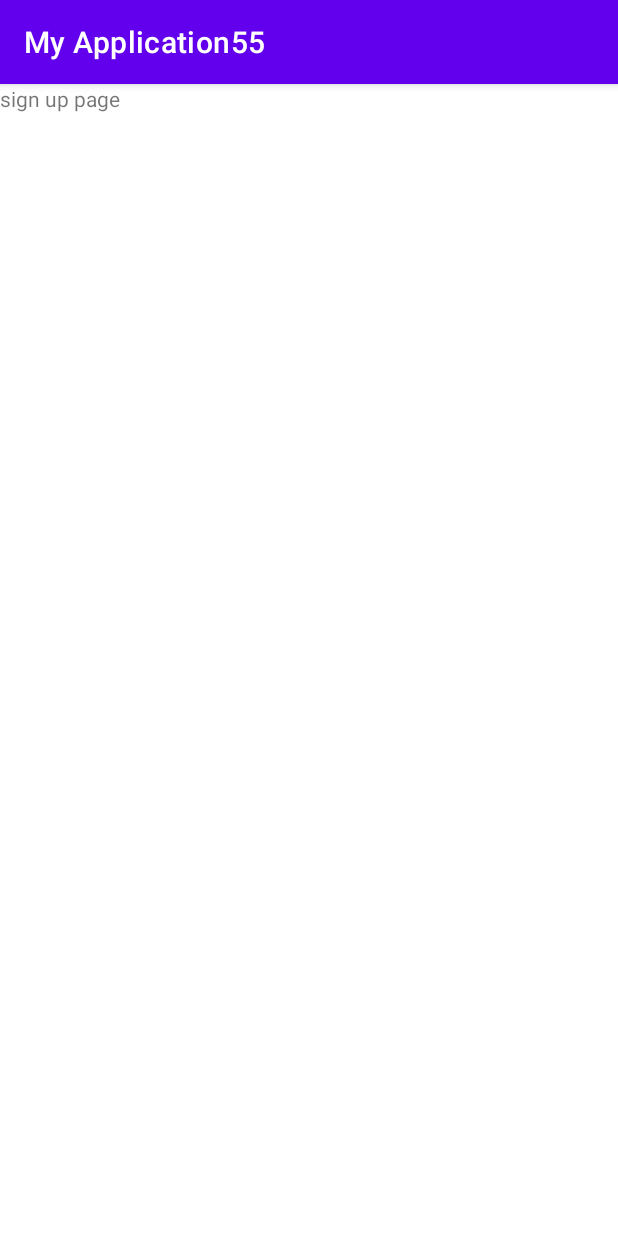
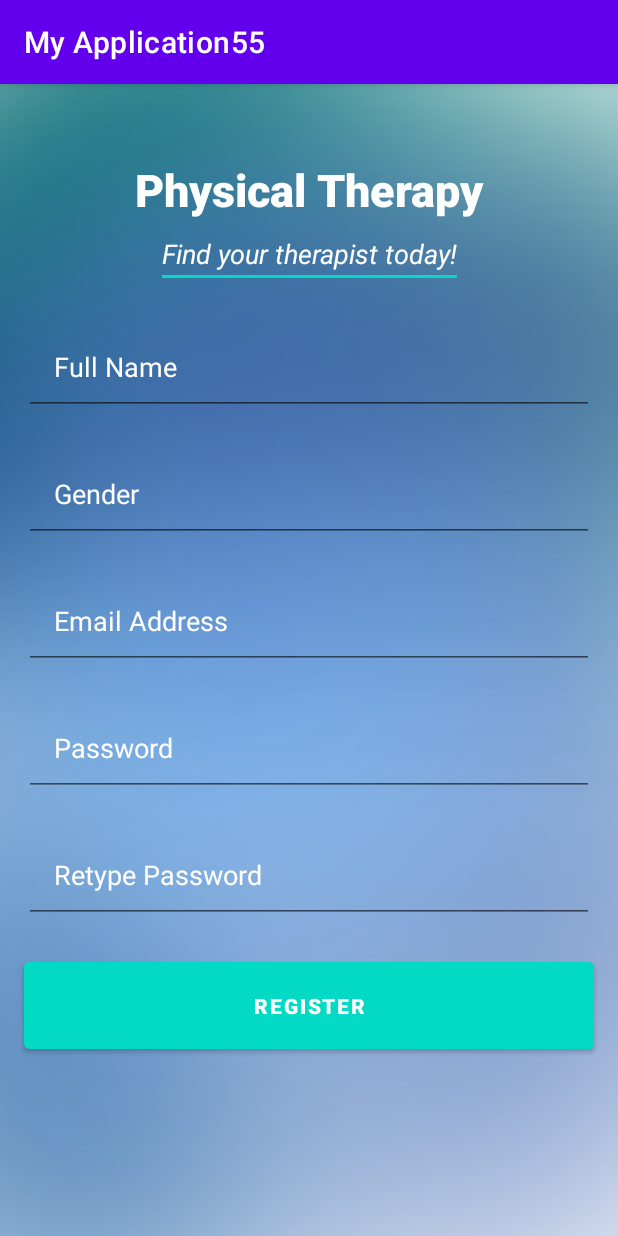
Before and after one commit to Echo9erlogos/Senior-Project-app, an Android app: the SignUpPage screen opened directly, with no data from a screen before it, on a phone screen of 412 x 824 dp. Run offline under Robolectric (Android 15) with nearby library versions, the phone set to English and light mode, and no system bars.

Commit message:
moved register
register moved to the correct file path and now links to the rest to the app

```diff
--- a/MyApplication55/app/src/main/java/com/example/myapplication55/SignUpPage.java
+++ b/MyApplication55/app/src/main/java/com/example/myapplication55/SignUpPage.java
@@ -8,6 +8,6 @@ public class SignUpPage extends AppCompatActivity {
     @Override
     protected void onCreate(Bundle savedInstanceState) {
         super.onCreate(savedInstanceState);
-        setContentView(R.layout.activity_sign_up_page);
+        setContentView(R.layout.activity_register);
     }
 }
--- /dev/null
+++ b/MyApplication55/app/src/main/res/layout/activity_register.xml
@@ -0,0 +1,137 @@
+<?xml version="1.0" encoding="utf-8"?>
+<androidx.constraintlayout.widget.ConstraintLayout xmlns:android="http://schemas.android.com/apk/res/android"
+    xmlns:app="http://schemas.android.com/apk/res-auto"
+    xmlns:tools="http://schemas.android.com/tools"
+    android:layout_width="match_parent"
+    android:layout_height="match_parent"
+    android:background="@drawable/background"
+    tools:context=".Register">
+    <TextView
+        android:id="@+id/banner"
+        android:layout_width="match_parent"
+        android:layout_height="wrap_content"
+        android:text="Physical Therapy"
+        android:textSize="30sp"
+        android:textStyle="bold"
+        android:textColor="@color/white"
+        android:gravity="center"
+        android:fontFamily="sans-serif-black"
+        app:layout_constraintTop_toTopOf="parent"
+        app:layout_constraintRight_toRightOf="parent"
+        app:layout_constraintRight_toLeftOf="parent"
+        android:layout_marginTop="50dp"
+        />
+
+    <EditText
+        android:id="@+id/bannerDescription"
+        android:layout_width="wrap_content"
+        android:layout_height="wrap_content"
+        android:text="Find your therapist today!"
+        android:textAlignment="center"
+        android:textColor="@color/white"
+        android:textSize="18sp"
+        android:textStyle="italic"
+        app:layout_constraintTop_toBottomOf="@+id/banner"
+        app:layout_constraintRight_toRightOf="parent"
+        app:layout_constraintLeft_toLeftOf="parent"
+        />
+
+    <EditText
+        android:id="@+id/fullname"
+        android:layout_height="wrap_content"
+        android:layout_width="380dp"
+        android:layout_marginTop="20dp"
+        android:ems="10"
+        android:hint="Full Name"
+        android:drawablePadding="20dp"
+        android:padding="20dp"
+        android:textColor="@color/white"
+        android:textColorHint="@color/white"
+        app:layout_constraintLeft_toLeftOf="parent"
+        app:layout_constraintRight_toRightOf="parent"
+        app:layout_constraintTop_toBottomOf="@+id/bannerDescription"
+        />
+    <EditText
+        android:id="@+id/gender"
+        android:layout_height="wrap_content"
+        android:layout_width="380dp"
+        android:layout_marginTop="20dp"
+        android:ems="10"
+        android:hint="Gender"
+        android:drawablePadding="20dp"
+        android:padding="20dp"
+        android:textColor="@color/white"
+        android:textColorHint="@color/white"
+        app:layout_constraintLeft_toLeftOf="parent"
+        app:layout_constraintRight_toRightOf="parent"
+        app:layout_constraintTop_toBottomOf="@+id/fullname"
+        />
+    <EditText
+        android:id="@+id/email"
+        android:layout_height="wrap_content"
+        android:layout_width="380dp"
+        android:layout_marginTop="20dp"
+        android:ems="10"
+        android:hint="Email Address"
+        android:drawablePadding="20dp"
+        android:padding="20dp"
+        android:textColor="@color/white"
+        android:textColorHint="@color/white"
+        app:layout_constraintLeft_toLeftOf="parent"
+        app:layout_constraintRight_toRightOf="parent"
+        app:layout_constraintTop_toBottomOf="@+id/gender"
+        />
+
+    <EditText
+        android:id="@+id/password"
+        android:layout_width="380dp"
+        android:layout_height="wrap_content"
+        android:ems="10"
+        android:inputType="textPassword"
+        android:hint="Password"
+        android:layout_margin="20dp"
+        android:padding="20dp"
+        android:drawablePadding="20dp"
+        android:textColor="@color/white"
+        android:textColorHint="@color/white"
+        app:layout_constraintTop_toBottomOf="@+id/email"
+        app:layout_constraintLeft_toLeftOf="parent"
+        app:layout_constraintRight_toRightOf="parent"
+        android:layout_marginTop="30dp"
+        />
+    <EditText
+        android:id="@+id/repassword"
+        android:layout_width="380dp"
+        android:layout_height="wrap_content"
+        android:ems="10"
+        android:inputType="textPassword"
+        android:hint="Retype Password"
+        android:layout_margin="20dp"
+        android:padding="20dp"
+        android:drawablePadding="20dp"
+        android:textColor="@color/white"
+        android:textColorHint="@color/white"
+        app:layout_constraintTop_toBottomOf="@+id/password"
+        app:layout_constraintLeft_toLeftOf="parent"
+        app:layout_constraintRight_toRightOf="parent"
+        android:layout_marginTop="30dp"
+        />
+    <Button
+        android:id="@+id/signup"
+        android:layout_width="380dp"
+        android:layout_height="70dp"
+        android:layout_marginTop="20dp"
+        android:backgroundTint="@color/design_default_color_secondary"
+        android:text="Register"
+        android:textColor="@color/white"
+        android:textStyle="bold"
+        app:layout_constraintLeft_toLeftOf="parent"
+        app:layout_constraintRight_toRightOf="parent"
+        app:layout_constraintTop_toBottomOf="@+id/repassword"
+        />
+
+
+
+
+
+</androidx.constraintlayout.widget.ConstraintLayout>
```
